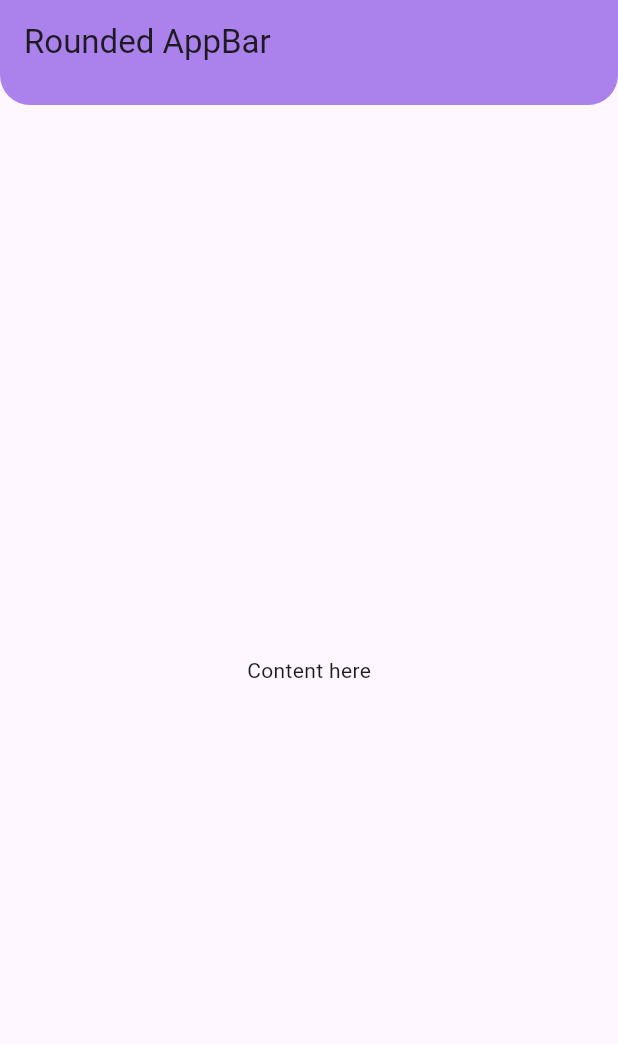
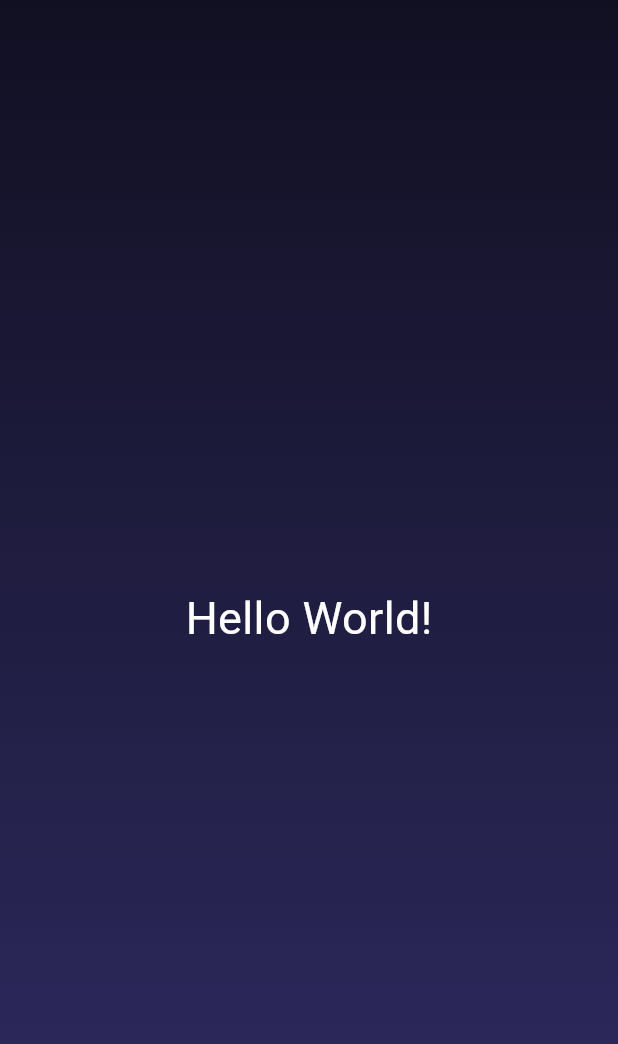
Before and after one commit to sebcopixl/flutter_course, a Flutter app: the screen it shows after launch, on a phone screen of 412 x 824 dp. Shown: the top 1044 px of the screen. Run offline on Flutter 3.47's test engine with Material 3 defaults, Android fonts, the phone set to English and light mode, and no system bars.

Commit message:
Class GradientContainer created

```diff
--- a/lib/main.dart
+++ b/lib/main.dart
@@ -1,22 +1,23 @@
 import 'package:flutter/material.dart';
 
 void main() {
-  runApp(MaterialApp(
-      home: Scaffold(
-        appBar: PreferredSize(
-          preferredSize: Size.fromHeight(70.0), // Height of the AppBar
-          child: ClipRRect(
-            borderRadius: BorderRadius.vertical(
-              bottom: Radius.circular(20), // Adjust the radius as needed
-            ),
-            child: AppBar(
-              title: Text('Rounded AppBar'),
-              backgroundColor: const Color.fromARGB(146, 121, 50, 235),
-              elevation: 4, // Adjust shadow as needed
-            ),
-          ),
-        ),
-        body: Center(child: Text('Content here'))
+  runApp(MaterialApp(home: Scaffold(body: GradientContainer())));
+}
+
+class GradientContainer extends StatelessWidget {
+  @override
+  Widget build(context) {
+    return Container(
+      decoration: BoxDecoration(
+        gradient: LinearGradient(
+            colors: [const Color.fromARGB(255, 17, 16, 34), const Color(0xFF302B63)],
+            begin: Alignment.topCenter,
+            end: Alignment.bottomCenter),
       ),
-  ));
+      child: const Center(
+        child: Text('Hello World!',
+            style: TextStyle(color: Colors.white, fontSize: 30)),
+      ),
+    );
+  }
 }
```
